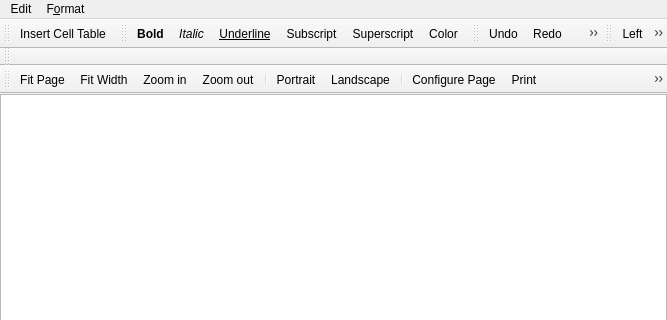
Qt form ui/printdialog.ui (jonasstein/clip) before a commit; both pictures show x 0 to 667 and y 0 to 320 of the 667 by 583 pixel window.
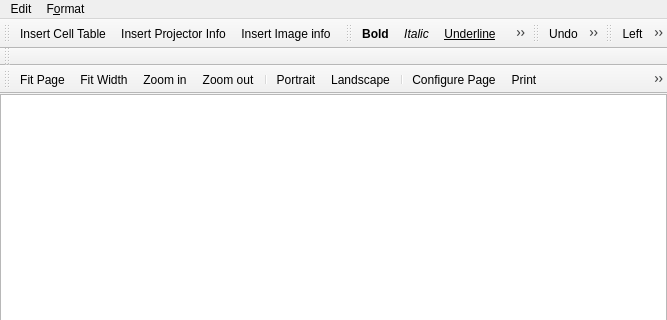
The same form after that commit. Icons and pictures are not drawn.

Commit message: Info for LaueplaneProjector done Start on Image Info

Patch:
```diff
--- a/ui/printdialog.ui
+++ b/ui/printdialog.ui
@@ -57,6 +57,8 @@
     <bool>false</bool>
    </attribute>
    <addaction name="actionInsert_Cell_Table"/>
+   <addaction name="actionInsert_Projector_Info"/>
+   <addaction name="actionInsert_Image_info"/>
   </widget>
   <widget class="QToolBar" name="charFormatToolbar">
    <property name="windowTitle">
@@ -530,6 +532,24 @@
     <string>Print to default Printer</string>
    </property>
   </action>
+  <action name="actionInsert_Projector_Info">
+   <property name="icon">
+    <iconset resource="../resources/resources.qrc">
+     <normaloff>:/icons/icons/Projector.png</normaloff>:/icons/icons/Projector.png</iconset>
+   </property>
+   <property name="text">
+    <string>Insert Projector Info</string>
+   </property>
+  </action>
+  <action name="actionInsert_Image_info">
+   <property name="icon">
+    <iconset resource="../resources/resources.qrc">
+     <normaloff>:/icons/icons/info.png</normaloff>:/icons/icons/info.png</iconset>
+   </property>
+   <property name="text">
+    <string>Insert Image info</string>
+   </property>
+  </action>
  </widget>
  <resources>
   <include location="../resources/resources.qrc"/>
```
The commit also changes 16 other files.
